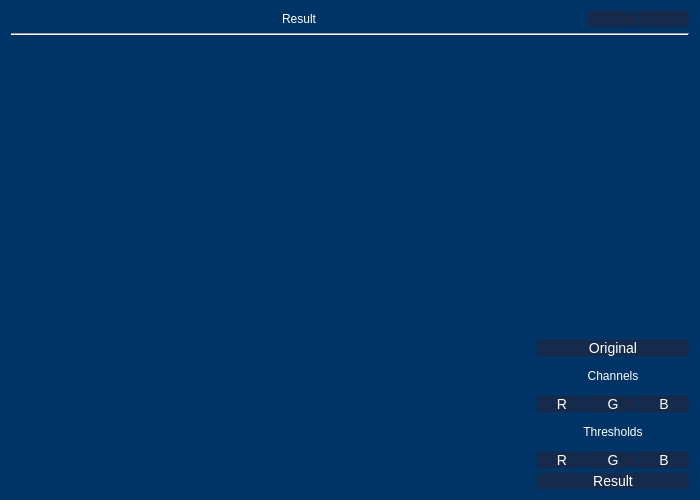
SilMon/NucDetect, file Nucleus/gui/result_image_dialog.ui: the form before one commit.
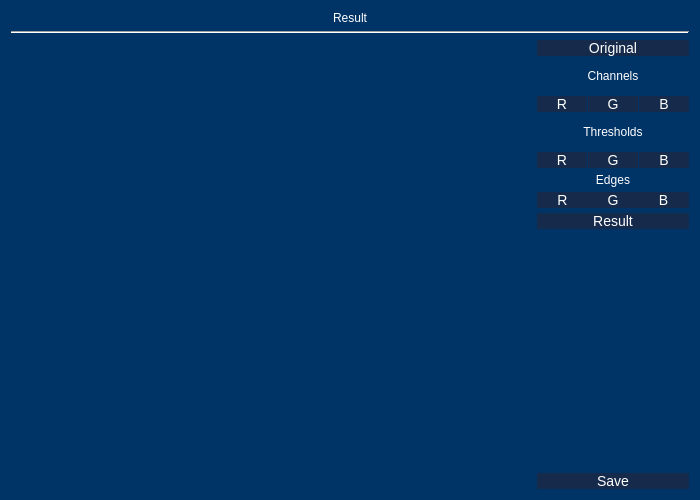
The form after the commit.

Patch:
```diff
--- a/Nucleus/gui/result_image_dialog.ui
+++ b/Nucleus/gui/result_image_dialog.ui
@@ -70,71 +70,19 @@
   </property>
   <layout class="QVBoxLayout" name="verticalLayout_3">
    <item>
-    <layout class="QVBoxLayout" name="verticalLayout">
-     <property name="spacing">
-      <number>2</number>
+    <widget class="QLabel" name="lbl_title">
+     <property name="font">
+      <font>
+       <pointsize>-1</pointsize>
+      </font>
      </property>
-     <item>
-      <layout class="QHBoxLayout" name="horizontalLayout_4">
-       <property name="spacing">
-        <number>1</number>
-       </property>
-       <item>
-        <widget class="QLabel" name="lbl_title">
-         <property name="font">
-          <font>
-           <pointsize>-1</pointsize>
-          </font>
-         </property>
-         <property name="text">
-          <string>Result</string>
-         </property>
-         <property name="alignment">
-          <set>Qt::AlignCenter</set>
-         </property>
-        </widget>
-       </item>
-       <item>
-        <widget class="QPushButton" name="btn_min">
-         <property name="sizePolicy">
-          <sizepolicy hsizetype="Fixed" vsizetype="Fixed">
-           <horstretch>0</horstretch>
-           <verstretch>0</verstretch>
-          </sizepolicy>
-         </property>
-         <property name="minimumSize">
-          <size>
-           <width>20</width>
-           <height>0</height>
-          </size>
-         </property>
-         <property name="toolTip">
-          <string>Sets the window to the minimal size</string>
-         </property>
-         <property name="text">
-          <string/>
-         </property>
-        </widget>
-       </item>
-       <item>
-        <widget class="QPushButton" name="btn_max">
-         <property name="sizePolicy">
-          <sizepolicy hsizetype="Fixed" vsizetype="Fixed">
-           <horstretch>0</horstretch>
-           <verstretch>0</verstretch>
-          </sizepolicy>
-         </property>
-         <property name="toolTip">
-          <string>Sets the window to fullscreen</string>
-         </property>
-         <property name="text">
-          <string/>
-         </property>
-        </widget>
-       </item>
-      </layout>
-     </item>
-    </layout>
+     <property name="text">
+      <string>Result</string>
+     </property>
+     <property name="alignment">
+      <set>Qt::AlignCenter</set>
+     </property>
+    </widget>
    </item>
    <item>
     <widget class="Line" name="line">
@@ -172,19 +120,6 @@
        <property name="spacing">
         <number>5</number>
        </property>
-       <item>
-        <spacer name="verticalSpacer">
-         <property name="orientation">
-          <enum>Qt::Vertical</enum>
-         </property>
-         <property name="sizeHint" stdset="0">
-          <size>
-           <width>20</width>
-           <height>40</height>
-          </size>
-         </property>
-        </spacer>
-       </item>
        <item>
         <widget class="QPushButton" name="btn_original">
          <property name="toolTip">
@@ -319,6 +254,44 @@
          </item>
         </layout>
        </item>
+       <item>
+        <widget class="QLabel" name="label">
+         <property name="text">
+          <string>Edges</string>
+         </property>
+         <property name="alignment">
+          <set>Qt::AlignCenter</set>
+         </property>
+        </widget>
+       </item>
+       <item>
+        <layout class="QHBoxLayout" name="horizontalLayout_5">
+         <property name="spacing">
+          <number>0</number>
+         </property>
+         <item>
+          <widget class="QPushButton" name="btn_edge_red">
+           <property name="text">
+            <string>R</string>
+           </property>
+          </widget>
+         </item>
+         <item>
+          <widget class="QPushButton" name="btn_edge_green">
+           <property name="text">
+            <string>G</string>
+           </property>
+          </widget>
+         </item>
+         <item>
+          <widget class="QPushButton" name="btn_edge_blue">
+           <property name="text">
+            <string>B</string>
+           </property>
+          </widget>
+         </item>
+        </layout>
+       </item>
        <item>
         <widget class="QPushButton" name="btn_result">
          <property name="toolTip">
@@ -329,6 +302,26 @@
          </property>
         </widget>
        </item>
+       <item>
+        <spacer name="verticalSpacer">
+         <property name="orientation">
+          <enum>Qt::Vertical</enum>
+         </property>
+         <property name="sizeHint" stdset="0">
+          <size>
+           <width>20</width>
+           <height>40</height>
+          </size>
+         </property>
+        </spacer>
+       </item>
+       <item>
+        <widget class="QPushButton" name="btn_save">
+         <property name="text">
+          <string>Save</string>
+         </property>
+        </widget>
+       </item>
       </layout>
      </item>
     </layout>
```
